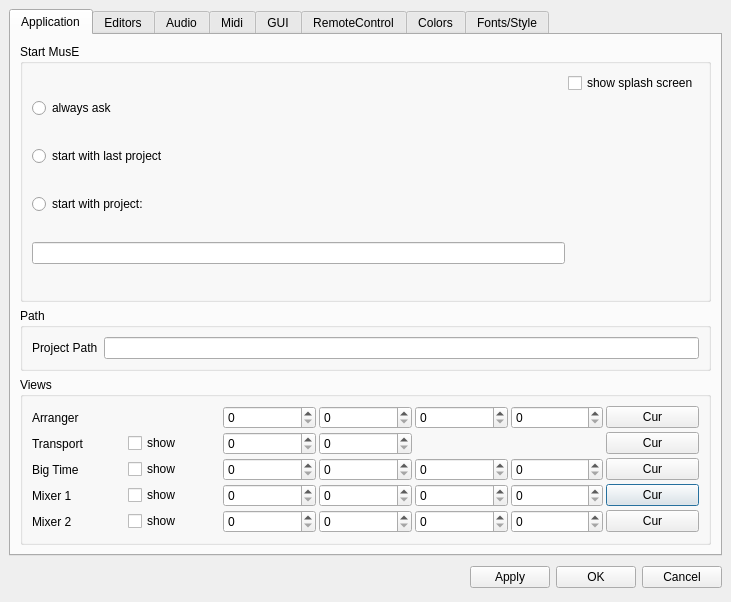
Qt form muse/muse/preferences.ui (emrum/muse) before a commit.
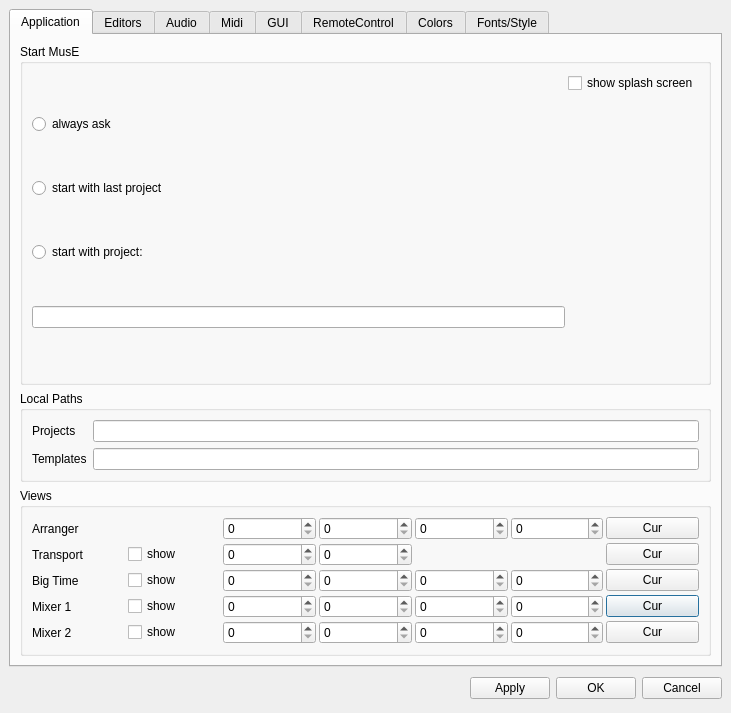
The same form after that commit. Custom widgets are drawn as their Qt base class.

What changed in the file:
```diff
--- a/muse/muse/preferences.ui
+++ b/muse/muse/preferences.ui
@@ -9,7 +9,7 @@
     <x>0</x>
     <y>0</y>
     <width>731</width>
-    <height>602</height>
+    <height>713</height>
    </rect>
   </property>
   <property name="windowTitle" >
@@ -117,25 +117,35 @@
        <item>
         <widget class="QGroupBox" name="groupBox_7" >
          <property name="title" >
-          <string>Path</string>
+          <string>Local Paths</string>
          </property>
-         <layout class="QHBoxLayout" >
+         <layout class="QGridLayout" >
           <property name="margin" >
            <number>9</number>
           </property>
           <property name="spacing" >
            <number>6</number>
           </property>
-          <item>
-           <widget class="QLabel" name="label" >
-            <property name="text" >
-             <string>Project Path</string>
-            </property>
-           </widget>
+          <item row="1" column="1" >
+           <widget class="QLineEdit" name="templatePath" />
           </item>
-          <item>
+          <item row="0" column="1" >
            <widget class="QLineEdit" name="projectPath" />
           </item>
+          <item row="1" column="0" >
+           <widget class="QLabel" name="label_35" >
+            <property name="text" >
+             <string>Templates</string>
+            </property>
+           </widget>
+          </item>
+          <item row="0" column="0" >
+           <widget class="QLabel" name="label" >
+            <property name="text" >
+             <string>Projects</string>
+            </property>
+           </widget>
+          </item>
          </layout>
         </widget>
        </item>
@@ -2306,20 +2316,6 @@
  </widget>
  <pixmapfunction></pixmapfunction>
  <customwidgets>
-  <customwidget>
-   <class>GreendotButton</class>
-   <extends>QToolButton</extends>
-   <header>greendotbutton.h</header>
-   <container>0</container>
-   <pixmap></pixmap>
-  </customwidget>
-  <customwidget>
-   <class>RasterCombo</class>
-   <extends>QComboBox</extends>
-   <header>rastercombo.h</header>
-   <container>0</container>
-   <pixmap></pixmap>
-  </customwidget>
   <customwidget>
    <class>QuantCombo</class>
    <extends>QComboBox</extends>
@@ -2334,6 +2330,20 @@
    <container>0</container>
    <pixmap></pixmap>
   </customwidget>
+  <customwidget>
+   <class>GreendotButton</class>
+   <extends>QToolButton</extends>
+   <header>greendotbutton.h</header>
+   <container>0</container>
+   <pixmap></pixmap>
+  </customwidget>
+  <customwidget>
+   <class>RasterCombo</class>
+   <extends>QComboBox</extends>
+   <header>rastercombo.h</header>
+   <container>0</container>
+   <pixmap></pixmap>
+  </customwidget>
  </customwidgets>
  <resources/>
  <connections>
```
